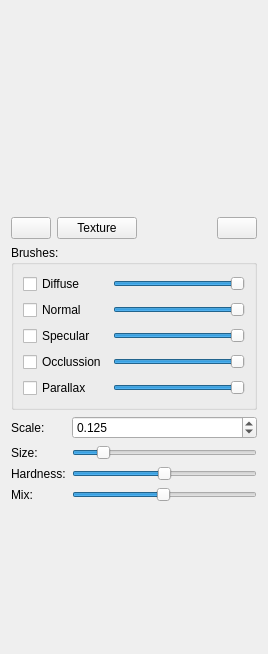
The window that texturebrushgui.ui (azagaya/LaigterTextureBrushPlugin) describes before a commit, drawn with Qt 5.
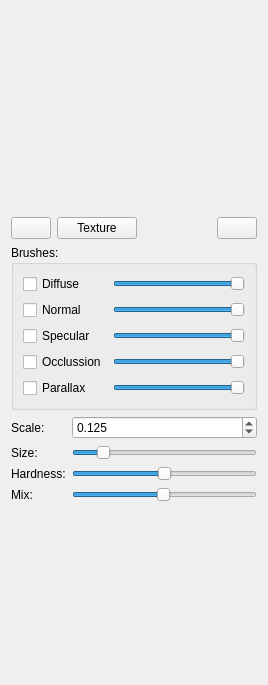
The same window after the commit. Icons and pictures are not drawn.

Patch:
```diff
--- a/texturebrushgui.ui
+++ b/texturebrushgui.ui
@@ -7,7 +7,7 @@
     <x>0</x>
     <y>0</y>
     <width>268</width>
-    <height>654</height>
+    <height>685</height>
    </rect>
   </property>
   <property name="windowTitle">
```
Left out of the diff: 13 changed lines with no effect on the pictures.
